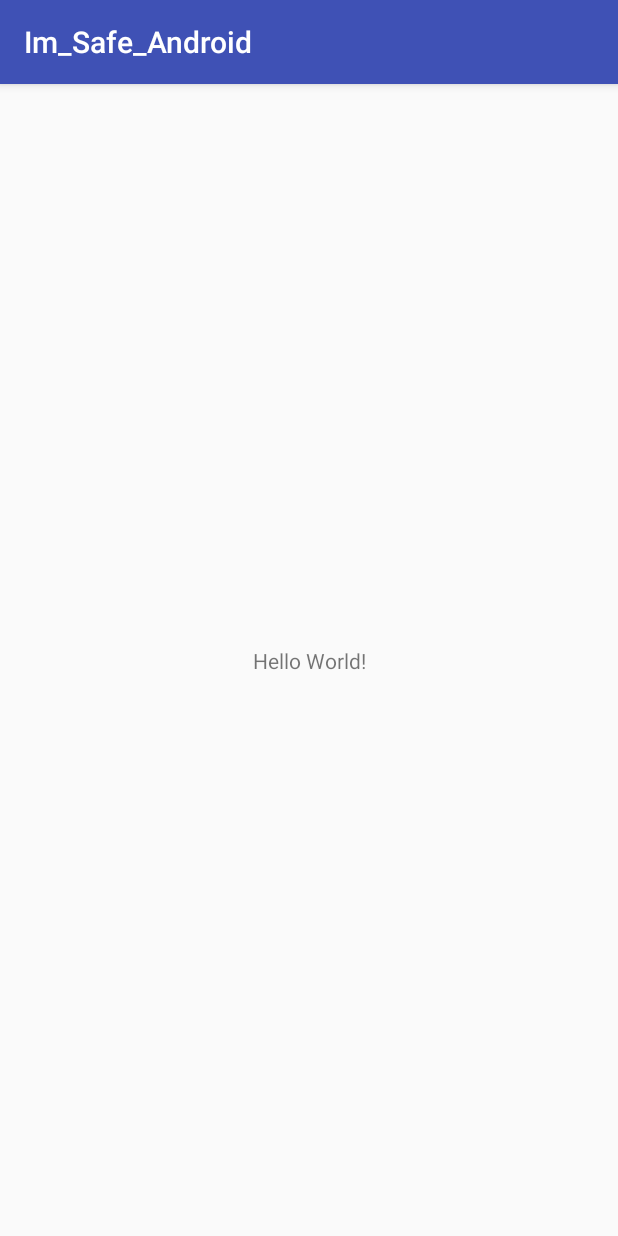
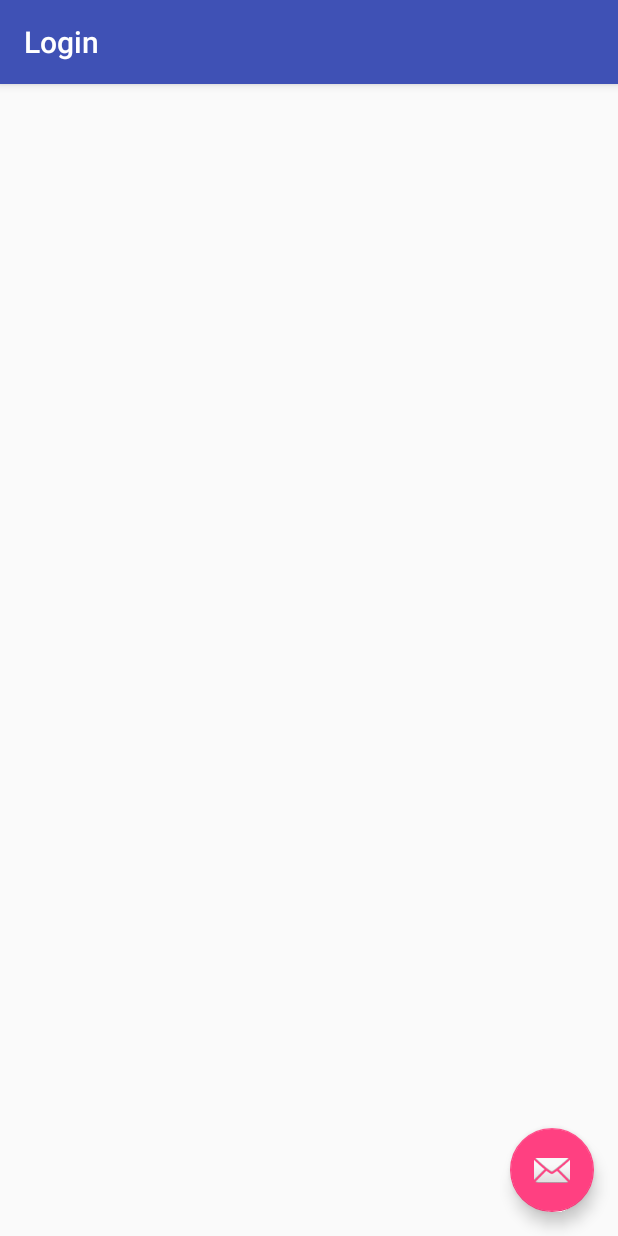
Before and after one commit to PasinduPriyashan/Im_Safe_Android, an Android app: the screen it shows after launch (MainActivity before the commit, Login after it), on a phone screen of 412 x 824 dp. Run offline under Robolectric (Android 15) with nearby library versions, the light colour scheme and no system bars.

Commit message:
Layout
Activity Layout

```diff
--- a/app/build.gradle
+++ b/app/build.gradle
@@ -26,5 +26,6 @@ dependencies {
     })
     compile 'com.android.support:appcompat-v7:25.3.1'
     compile 'com.android.support.constraint:constraint-layout:1.0.0-beta5'
+    compile 'com.android.support:design:25.3.1'
     testCompile 'junit:junit:4.12'
 }
--- a/app/src/main/AndroidManifest.xml
+++ b/app/src/main/AndroidManifest.xml
@@ -16,6 +16,16 @@
                 <category android:name="android.intent.category.LAUNCHER" />
             </intent-filter>
         </activity>
+        <activity
+            android:name=".Login"
+            android:label="@string/title_activity_login"
+            android:theme="@style/AppTheme.NoActionBar">
+            <intent-filter>
+                <action android:name="android.intent.action.MAIN" />
+
+                <category android:name="android.intent.category.LAUNCHER" />
+            </intent-filter>
+        </activity>
     </application>
 
 </manifest>
--- /dev/null
+++ b/app/src/main/java/tech/zentinext/im_safe_android/Login.java
@@ -0,0 +1,29 @@
+package tech.zentinext.im_safe_android;
+
+import android.os.Bundle;
+import android.support.design.widget.FloatingActionButton;
+import android.support.design.widget.Snackbar;
+import android.support.v7.app.AppCompatActivity;
+import android.support.v7.widget.Toolbar;
+import android.view.View;
+
+public class Login extends AppCompatActivity {
+
+    @Override
+    protected void onCreate(Bundle savedInstanceState) {
+        super.onCreate(savedInstanceState);
+        setContentView(R.layout.activity_login);
+        Toolbar toolbar = (Toolbar) findViewById(R.id.toolbar);
+        setSupportActionBar(toolbar);
+
+        FloatingActionButton fab = (FloatingActionButton) findViewById(R.id.fab);
+        fab.setOnClickListener(new View.OnClickListener() {
+            @Override
+            public void onClick(View view) {
+                Snackbar.make(view, "Replace with your own action", Snackbar.LENGTH_LONG)
+                        .setAction("Action", null).show();
+            }
+        });
+    }
+
+}
--- /dev/null
+++ b/app/src/main/res/layout/activity_login.xml
@@ -0,0 +1,33 @@
+<?xml version="1.0" encoding="utf-8"?>
+<android.support.design.widget.CoordinatorLayout xmlns:android="http://schemas.android.com/apk/res/android"
+    xmlns:app="http://schemas.android.com/apk/res-auto"
+    xmlns:tools="http://schemas.android.com/tools"
+    android:layout_width="match_parent"
+    android:layout_height="match_parent"
+    tools:context="tech.zentinext.im_safe_android.Login">
+
+    <android.support.design.widget.AppBarLayout
+        android:layout_width="match_parent"
+        android:layout_height="wrap_content"
+        android:theme="@style/AppTheme.AppBarOverlay">
+
+        <android.support.v7.widget.Toolbar
+            android:id="@+id/toolbar"
+            android:layout_width="match_parent"
+            android:layout_height="?attr/actionBarSize"
+            android:background="?attr/colorPrimary"
+            app:popupTheme="@style/AppTheme.PopupOverlay" />
+
+    </android.support.design.widget.AppBarLayout>
+
+    <include layout="@layout/content_login" />
+
+    <android.support.design.widget.FloatingActionButton
+        android:id="@+id/fab"
+        android:layout_width="wrap_content"
+        android:layout_height="wrap_content"
+        android:layout_gravity="bottom|end"
+        android:layout_margin="@dimen/fab_margin"
+        app:srcCompat="@android:drawable/ic_dialog_email" />
+
+</android.support.design.widget.CoordinatorLayout>
--- a/app/src/main/res/layout/activity_main.xml
+++ b/app/src/main/res/layout/activity_main.xml
@@ -6,13 +6,12 @@
     android:layout_height="match_parent"
     tools:context="tech.zentinext.im_safe_android.MainActivity">
 
-    <TextView
+    <Button
+        android:id="@+id/button"
         android:layout_width="wrap_content"
         android:layout_height="wrap_content"
-        android:text="Hello World!"
-        app:layout_constraintBottom_toBottomOf="parent"
-        app:layout_constraintLeft_toLeftOf="parent"
-        app:layout_constraintRight_toRightOf="parent"
-        app:layout_constraintTop_toTopOf="parent" />
-
+        android:backgroundTint="@android:drawable/btn_dialog"
+        android:text="Button"
+        tools:layout_editor_absoluteX="93dp"
+        tools:layout_editor_absoluteY="66dp" />
 </android.support.constraint.ConstraintLayout>
--- /dev/null
+++ b/app/src/main/res/layout/content_login.xml
@@ -0,0 +1,11 @@
+<?xml version="1.0" encoding="utf-8"?>
+<android.support.constraint.ConstraintLayout xmlns:android="http://schemas.android.com/apk/res/android"
+    xmlns:app="http://schemas.android.com/apk/res-auto"
+    xmlns:tools="http://schemas.android.com/tools"
+    android:layout_width="match_parent"
+    android:layout_height="match_parent"
+    app:layout_behavior="@string/appbar_scrolling_view_behavior"
+    tools:context="tech.zentinext.im_safe_android.Login"
+    tools:showIn="@layout/activity_login">
+
+</android.support.constraint.ConstraintLayout>
--- /dev/null
+++ b/app/src/main/res/values/dimens.xml
@@ -0,0 +1,3 @@
+<resources>
+    <dimen name="fab_margin">16dp</dimen>
+</resources>
--- a/app/src/main/res/values/strings.xml
+++ b/app/src/main/res/values/strings.xml
@@ -1,3 +1,4 @@
 <resources>
     <string name="app_name">Im_Safe_Android</string>
+    <string name="title_activity_login">Login</string>
 </resources>
--- a/app/src/main/res/values/styles.xml
+++ b/app/src/main/res/values/styles.xml
@@ -8,4 +8,13 @@
         <item name="colorAccent">@color/colorAccent</item>
     </style>
 
+    <style name="AppTheme.NoActionBar">
+        <item name="windowActionBar">false</item>
+        <item name="windowNoTitle">true</item>
+    </style>
+
+    <style name="AppTheme.AppBarOverlay" parent="ThemeOverlay.AppCompat.Dark.ActionBar" />
+
+    <style name="AppTheme.PopupOverlay" parent="ThemeOverlay.AppCompat.Light" />
+
 </resources>
```
